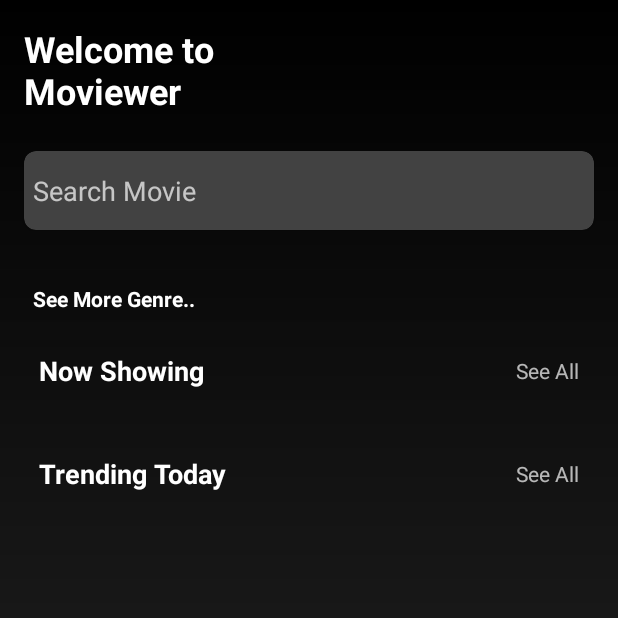
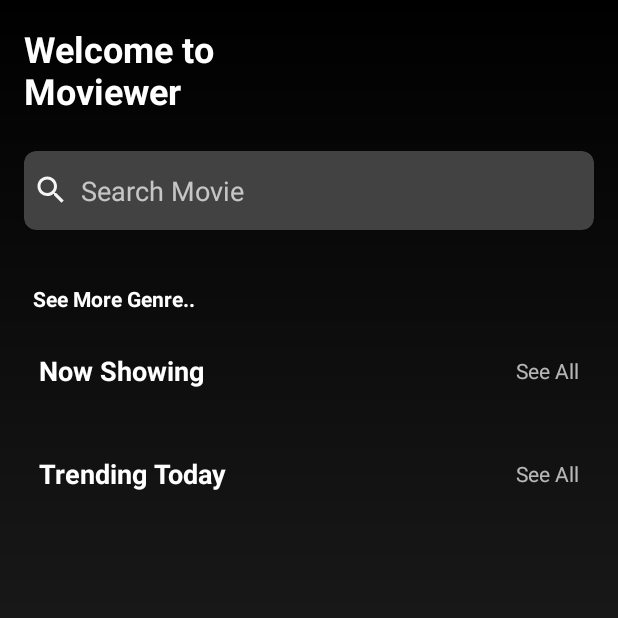
Before and after one commit to sandisundawa/quickmath, an Android app: the screen it shows after launch (MainActivity), on a phone screen of 412 x 824 dp, the top half of it. Run offline under Robolectric (Android 15) with nearby library versions, the phone set to English and light mode, and no system bars; our stand-ins replace RxJava; network calls fail; 1 statement that could not run was skipped.

Commit message:
add icon

```diff
--- /dev/null
+++ b/app/src/main/res/drawable/ic_baseline_search_24.xml
@@ -0,0 +1,5 @@
+<vector android:height="24dp" android:tint="#F5F5F5"
+    android:viewportHeight="24" android:viewportWidth="24"
+    android:width="24dp" xmlns:android="http://schemas.android.com/apk/res/android">
+    <path android:fillColor="@android:color/white" android:pathData="M15.5,14h-0.79l-0.28,-0.27C15.41,12.59 16,11.11 16,9.5 16,5.91 13.09,3 9.5,3S3,5.91 3,9.5 5.91,16 9.5,16c1.61,0 3.09,-0.59 4.23,-1.57l0.27,0.28v0.79l5,4.99L20.49,19l-4.99,-5zM9.5,14C7.01,14 5,11.99 5,9.5S7.01,5 9.5,5 14,7.01 14,9.5 11.99,14 9.5,14z"/>
+</vector>
--- a/app/src/main/res/layout/activity_main.xml
+++ b/app/src/main/res/layout/activity_main.xml
@@ -42,6 +42,8 @@
                     android:id="@+id/et_search"
                     android:layout_width="match_parent"
                     android:layout_height="wrap_content"
+                    android:drawableStart="@drawable/ic_baseline_search_24"
+                    android:drawablePadding="8dp"
                     android:hint="Search Movie"
                     android:paddingVertical="14dp"
                     android:paddingHorizontal="6dp"
```
